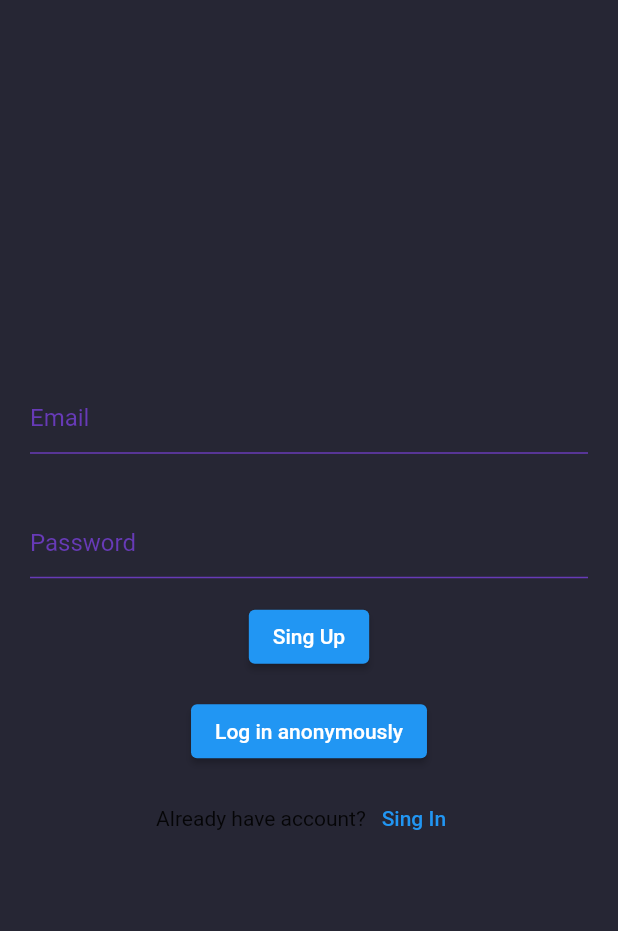
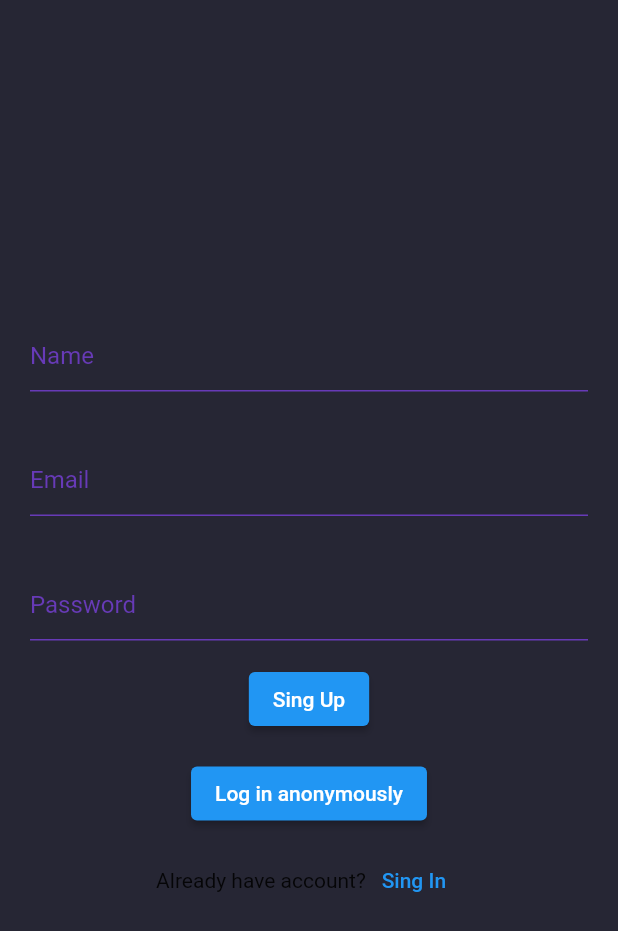
Before and after one commit to B1GMAX/roulette, a Flutter app: the screen it shows after launch, after a tap on "Sing Up", on a phone screen of 412 x 824 dp. Shown: the top 931 px of the screen. Run offline on Flutter 3.47's test engine with Material 2 defaults, Android fonts, the phone set to English and light mode, and no system bars; our stand-ins replace cloud_firestore, email_validator, firebase_auth, firebase_core, rxdart; accounts and stored records are empty; network calls fail.

```diff
--- a/lib/sign_up_screen.dart
+++ b/lib/sign_up_screen.dart
@@ -25,6 +25,33 @@ class SignUpScreen extends StatelessWidget {
                   padding: const EdgeInsets.only(right: 20, left: 20),
                   child: TextFormField(
                     cursorColor: Colors.deepPurple,
+                    controller: context.read<SignUpBloc>().nameController,
+                    decoration: const InputDecoration(
+                      focusColor: Colors.deepPurple,
+                      hintText: 'Name',
+                      hintStyle: TextStyle(color: Colors.deepPurple),
+                      enabledBorder: UnderlineInputBorder(
+                        borderSide: BorderSide(color: Colors.deepPurple),
+                      ),
+                      focusedBorder: UnderlineInputBorder(
+                        borderSide: BorderSide(color: Colors.deepPurple),
+                      ),
+                    ),
+                    autovalidateMode: AutovalidateMode.onUserInteraction,
+                    validator: (name) => name != null &&
+                            context
+                                .read<SignUpBloc>()
+                                .nameController
+                                .text
+                                .isEmpty
+                        ? 'Enter your name'
+                        : null,
+                  ),
+                ),
+                Padding(
+                  padding: const EdgeInsets.only(right: 20, left: 20, top: 35),
+                  child: TextFormField(
+                    cursorColor: Colors.deepPurple,
                     controller: context.read<SignUpBloc>().emailController,
                     decoration: const InputDecoration(
                       focusColor: Colors.deepPurple,
@@ -44,11 +71,8 @@ class SignUpScreen extends StatelessWidget {
                             : null,
                   ),
                 ),
-                SizedBox(
-                  height: 15,
-                ),
                 Padding(
-                  padding: const EdgeInsets.only(right: 20, left: 20, top: 20),
+                  padding: const EdgeInsets.only(right: 20, left: 20, top: 35),
                   child: TextFormField(
                     cursorColor: Colors.deepPurple,
                     controller: context.read<SignUpBloc>().passwordController,
--- /dev/null
+++ b/lib/user_model.dart
@@ -0,0 +1,15 @@
+class UserModel {
+  final String name;
+  final int value;
+
+  UserModel({required this.name, required this.value});
+
+  Map<String, dynamic> toJson() => {'name': name, "value": value};
+
+  static UserModel fromJson(Map<String, dynamic> json) =>
+      UserModel(name: json['name'], value: json['value']);
+
+  UserModel copyWith({String? name, int? value}) {
+    return UserModel(name: name ?? this.name, value: value ?? this.value);
+  }
+}
```
Also changed, not shown: lib/game_bloc.dart (+43 -29 lines), lib/game_screen.dart (+15 -17 lines), lib/sign_up_bloc.dart (+19 -2 lines).
